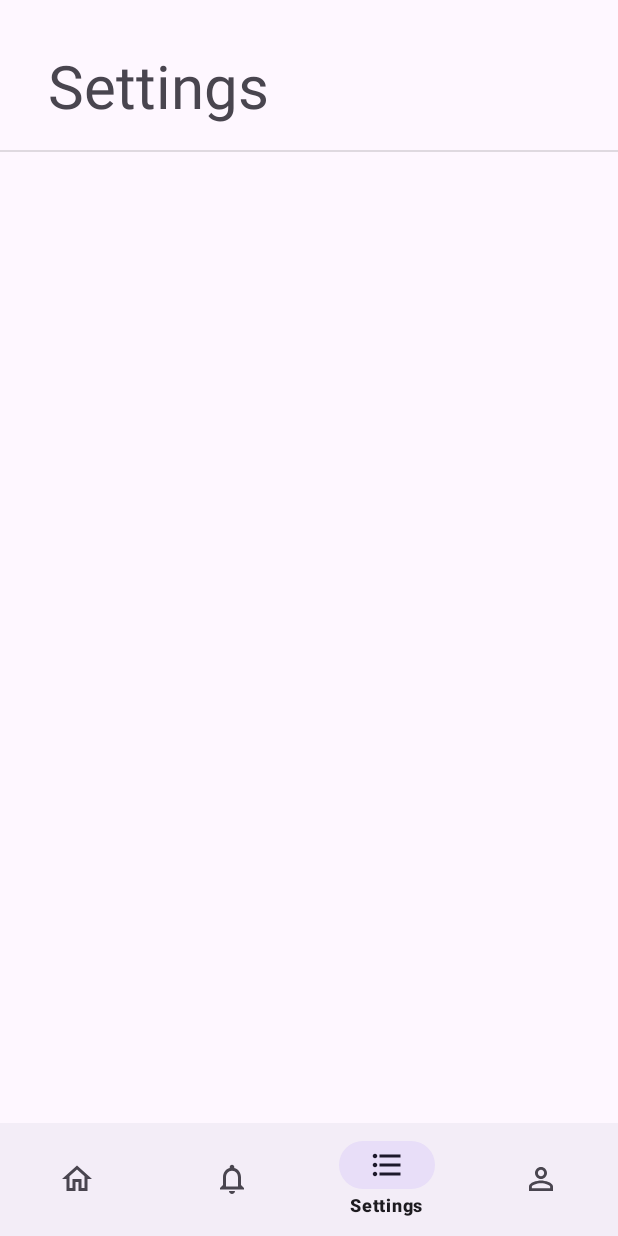
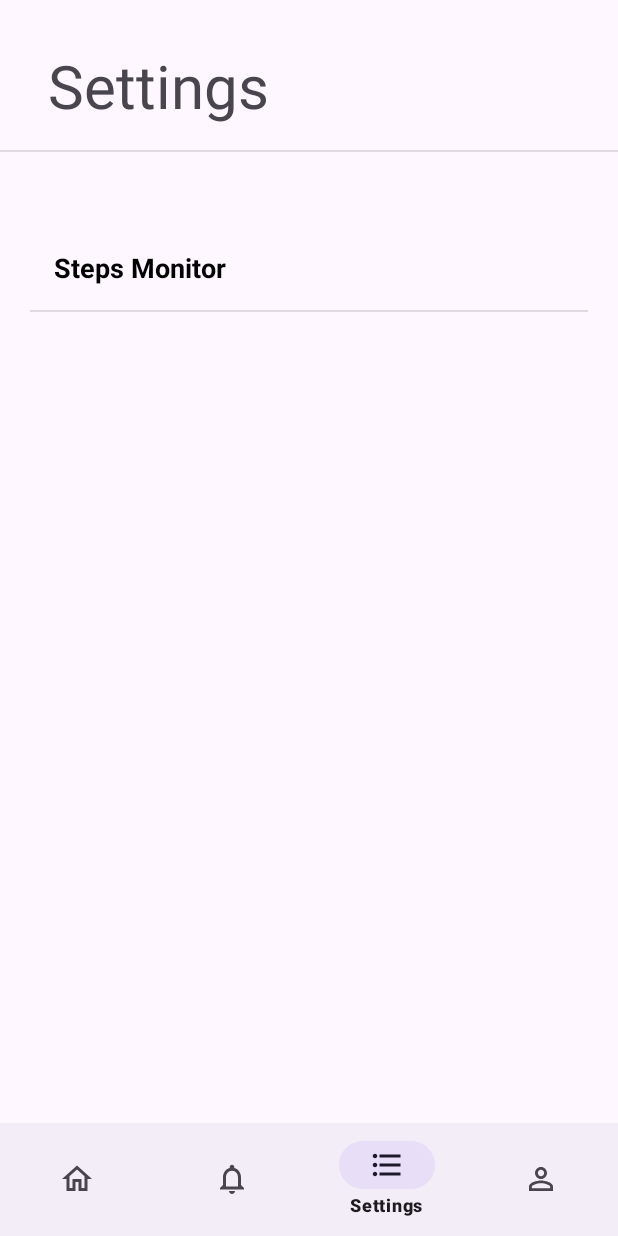
Before and after one commit to Shikhar97/Guardian-Angel, an Android app: the screen it shows after launch (MainActivity), item 3 of the bottom bar chosen, on a phone screen of 412 x 824 dp. Run offline under Robolectric (Android 15) with nearby library versions, the phone set to English and light mode, and no system bars.

Commit message:
Added listview ArrayAdapter

```diff
--- /dev/null
+++ b/app/GuardianAngel/app/src/main/java/com/example/guardianangel/ListViewAdapter.kt
@@ -0,0 +1,46 @@
+package com.example.guardianangel
+
+import android.content.Context
+import android.view.LayoutInflater
+import android.view.View
+import android.view.ViewGroup
+import android.widget.BaseAdapter
+import android.widget.TextView
+
+class ListViewAdapter(private val context: Context, private val data: List<String>) : BaseAdapter() {
+    override fun getCount(): Int {
+        return data.size
+    }
+
+    override fun getItem(position: Int): Any {
+        return data[position]
+    }
+
+    override fun getItemId(position: Int): Long {
+        return position.toLong()
+    }
+
+    override fun getView(position: Int, convertView: View?, parent: ViewGroup?): View {
+        val view: View
+        val viewHolder: ViewHolder
+
+        if (convertView == null) {
+            view = LayoutInflater.from(context).inflate(R.layout.row, parent, false)
+
+            viewHolder = ViewHolder()
+            viewHolder.textView = view.findViewById(R.id.textView)
+
+            view.tag = viewHolder
+        } else {
+            view = convertView
+            viewHolder = view.tag as ViewHolder
+        }
+
+        viewHolder.textView.text = data[position]
+
+        return view
+    }
+    private class ViewHolder {
+        lateinit var textView: TextView
+    }
+}
--- a/app/GuardianAngel/app/src/main/java/com/example/guardianangel/Settings.kt
+++ b/app/GuardianAngel/app/src/main/java/com/example/guardianangel/Settings.kt
@@ -1,8 +1,11 @@
 package com.example.guardianangel
+import android.content.Intent
 import android.os.Bundle
 import android.view.LayoutInflater
 import android.view.View
 import android.view.ViewGroup
+import android.widget.ArrayAdapter
+import android.widget.ListView
 import androidx.fragment.app.Fragment
 
 
@@ -14,6 +17,28 @@ class Settings : Fragment() {
     ): View? {
         val rootView = inflater.inflate(R.layout.fragment_settings, container, false)
 
+        val users = arrayOf(
+            "Steps Monitor"
+        )
+
+        var mListView = rootView.findViewById<ListView>(R.id.settings_list)
+        var arrayAdapter = ListViewAdapter(requireContext(), users.toList())
+        mListView.adapter = arrayAdapter
+
+        mListView.setOnItemClickListener { _, _, position, _ ->
+            // Get the selected user
+//            val selectedUser = users[position]
+
+            // Create an Intent to start the TargetActivity
+            val intent = Intent(requireContext(), StepsMonitor::class.java)
+
+            // Pass any data to the target activity if needed
+//            intent.putExtra("selectedUser", selectedUser)
+
+            // Start the activity
+            startActivity(intent)
+        }
+
         return rootView
     }
 }
--- a/app/GuardianAngel/app/src/main/res/layout/fragment_settings.xml
+++ b/app/GuardianAngel/app/src/main/res/layout/fragment_settings.xml
@@ -43,7 +43,9 @@
                 android:layout_marginEnd="20dp"
                 android:checkable="true"
                 android:clickable="true"
-                android:focusable="true"></ListView>
+                android:focusable="true">
+
+            </ListView>
 
 
         </LinearLayout>
--- /dev/null
+++ b/app/GuardianAngel/app/src/main/res/layout/row.xml
@@ -0,0 +1,19 @@
+<?xml version="1.0" encoding="utf-8"?>
+<LinearLayout
+    xmlns:android="http://schemas.android.com/apk/res/android"
+    android:layout_width="match_parent"
+    android:layout_height="wrap_content"
+    android:orientation="vertical"
+    android:padding="16dp">
+
+    <TextView
+        android:id="@+id/textView"
+        android:layout_width="wrap_content"
+        android:layout_height="wrap_content"
+        android:textSize="18sp"
+        android:textColor="#000000"
+        android:textStyle="bold"/>
+
+    <!-- You can add more views here if needed for each row item -->
+
+</LinearLayout>
```
